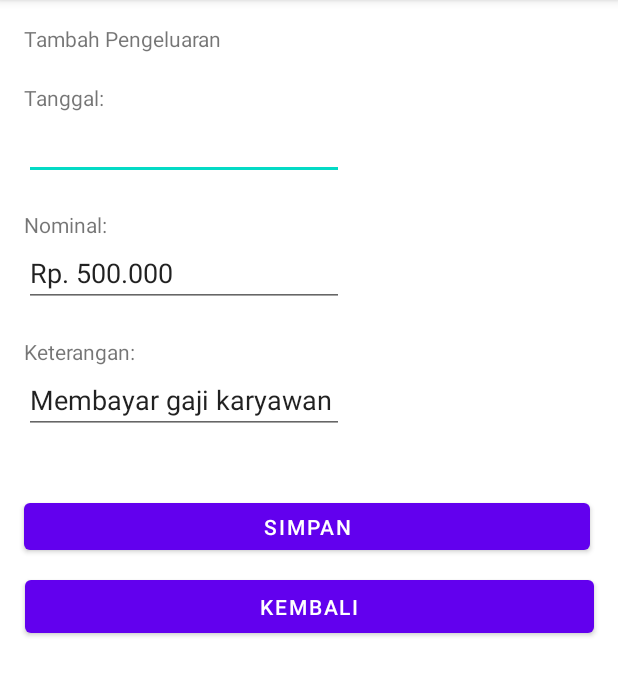
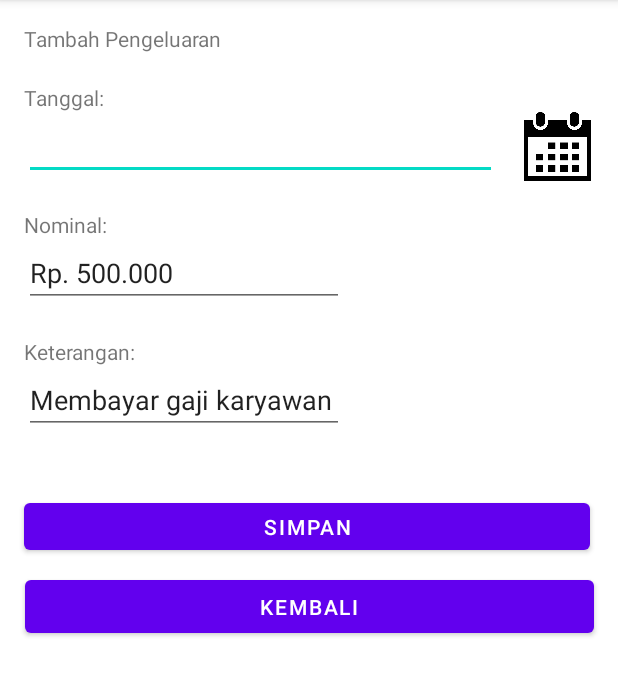
Before and after one commit to ahmadmusyadada/BukuKasNusantara, an Android app: the PengeluaranActivity screen opened directly, with no data from a screen before it, on a phone screen of 412 x 824 dp, the part 84-780 px from its top. Run offline under Robolectric (Android 15) with nearby library versions, the phone set to English and light mode, and no system bars.

Commit message:
Update some button

```diff
--- a/app/src/main/java/com/example/bukukasnusantara/PengeluaranActivity.java
+++ b/app/src/main/java/com/example/bukukasnusantara/PengeluaranActivity.java
@@ -2,13 +2,65 @@ package com.example.bukukasnusantara;
 
 import androidx.appcompat.app.AppCompatActivity;
 
+import android.app.DatePickerDialog;
 import android.os.Bundle;
+import android.view.View;
+import android.widget.Button;
+import android.widget.DatePicker;
+import android.widget.EditText;
+import android.widget.ImageView;
 
-public class PengeluaranActivity extends AppCompatActivity {
+import java.util.Calendar;
+
+public class PengeluaranActivity extends AppCompatActivity implements DatePickerDialog.OnDateSetListener {
+    EditText tanggal, nominal, keterangan;
+    ImageView tanggalButton;
+    Button simpan, kembali;
 
     @Override
     protected void onCreate(Bundle savedInstanceState) {
         super.onCreate(savedInstanceState);
         setContentView(R.layout.activity_pengeluaran);
+        tanggal = findViewById(R.id.et_date_pengeluaran);
+        nominal = findViewById(R.id.et_nominal_pengeluaran);
+        keterangan = findViewById(R.id.et_keterangan_pengeluaran);
+        tanggalButton = findViewById(R.id.iv_date_pengeluaran);
+        simpan = findViewById(R.id.btn_simpan_pengeluaran);
+        kembali = findViewById(R.id.btn_kembali_pengeluaran);
+
+        tanggalButton.setOnClickListener(new View.OnClickListener() {
+            @Override
+            public void onClick(View view) {
+                showDatePickerDialog();
+            }
+        });
+
+        tanggal.setOnClickListener(new View.OnClickListener() {
+            @Override
+            public void onClick(View view) {
+                showDatePickerDialog();
+            }
+        });
+
+        kembali.setOnClickListener(new View.OnClickListener() {
+            @Override
+            public void onClick(View view) {
+                finish();
+            }
+        });
+    }
+
+    private void showDatePickerDialog(){
+        DatePickerDialog datePickerDialog = new DatePickerDialog(this, this,
+                Calendar.getInstance().get(Calendar.YEAR),
+                Calendar.getInstance().get(Calendar.MONTH),
+                Calendar.getInstance().get(Calendar.DAY_OF_MONTH));
+        datePickerDialog.show();
+    }
+
+    @Override
+    public void onDateSet(DatePicker view, int year, int month, int dayOfMonth){
+        String date = dayOfMonth + "/" + month + "/" + year;
+        tanggal.setText(date);
     }
 }
--- a/app/src/main/res/layout/activity_pengaturan.xml
+++ b/app/src/main/res/layout/activity_pengaturan.xml
@@ -7,7 +7,7 @@
     tools:context=".PengaturanActivity">
 
     <Button
-        android:id="@+id/button6"
+        android:id="@+id/btn_simpan_pengaturan"
         android:layout_width="377dp"
         android:layout_height="43dp"
         android:layout_marginTop="36dp"
@@ -18,14 +18,14 @@
         app:layout_constraintTop_toBottomOf="@+id/editTextTextPassword3" />
 
     <Button
-        android:id="@+id/button7"
+        android:id="@+id/btn_kembali_pengaturan"
         android:layout_width="379dp"
         android:layout_height="47dp"
         android:layout_marginTop="8dp"
         android:text="Kembali"
         app:layout_constraintEnd_toEndOf="parent"
         app:layout_constraintStart_toStartOf="parent"
-        app:layout_constraintTop_toBottomOf="@+id/button6" />
+        app:layout_constraintTop_toBottomOf="@+id/btn_simpan_pengaturan" />
 
     <TextView
         android:id="@+id/textView17"
--- a/app/src/main/res/layout/activity_pengeluaran.xml
+++ b/app/src/main/res/layout/activity_pengeluaran.xml
@@ -5,6 +5,16 @@
     android:layout_width="match_parent"
     android:layout_height="match_parent"
     tools:context=".PengeluaranActivity">
+
+    <ImageView
+        android:id="@+id/iv_date_pengeluaran"
+        android:layout_width="51dp"
+        android:layout_height="46dp"
+        app:layout_constraintBottom_toBottomOf="@+id/et_date_pengeluaran"
+        app:layout_constraintEnd_toEndOf="parent"
+        app:layout_constraintStart_toEndOf="@+id/et_date_pengeluaran"
+        app:layout_constraintTop_toTopOf="@+id/et_date_pengeluaran"
+        app:srcCompat="@drawable/pikpng_com_calendar_icon_png_537316" />
 
     <TextView
         android:id="@+id/textView12"
@@ -27,9 +37,9 @@
         app:layout_constraintTop_toBottomOf="@+id/textView12" />
 
     <EditText
-        android:id="@+id/editTextDate2"
-        android:layout_width="wrap_content"
-        android:layout_height="wrap_content"
+        android:id="@+id/et_date_pengeluaran"
+        android:layout_width="315dp"
+        android:layout_height="45dp"
         android:layout_marginStart="16dp"
         android:ems="10"
         android:inputType="date"
@@ -44,10 +54,10 @@
         android:layout_marginTop="20dp"
         android:text="Nominal:"
         app:layout_constraintStart_toStartOf="parent"
-        app:layout_constraintTop_toBottomOf="@+id/editTextDate2" />
+        app:layout_constraintTop_toBottomOf="@+id/et_date_pengeluaran" />
 
     <EditText
-        android:id="@+id/editTextTextPersonName4"
+        android:id="@+id/et_nominal_pengeluaran"
         android:layout_width="wrap_content"
         android:layout_height="wrap_content"
         android:layout_marginStart="16dp"
@@ -65,10 +75,10 @@
         android:layout_marginTop="20dp"
         android:text="Keterangan:"
         app:layout_constraintStart_toStartOf="parent"
-        app:layout_constraintTop_toBottomOf="@+id/editTextTextPersonName4" />
+        app:layout_constraintTop_toBottomOf="@+id/et_nominal_pengeluaran" />
 
     <EditText
-        android:id="@+id/editTextTextPersonName5"
+        android:id="@+id/et_keterangan_pengeluaran"
         android:layout_width="wrap_content"
         android:layout_height="wrap_content"
         android:layout_marginStart="16dp"
@@ -79,7 +89,7 @@
         app:layout_constraintTop_toBottomOf="@+id/textView15" />
 
     <Button
-        android:id="@+id/button4"
+        android:id="@+id/btn_simpan_pengeluaran"
         android:layout_width="377dp"
         android:layout_height="43dp"
         android:layout_marginTop="40dp"
@@ -87,15 +97,15 @@
         app:layout_constraintEnd_toEndOf="parent"
         app:layout_constraintHorizontal_bias="0.47"
         app:layout_constraintStart_toStartOf="parent"
-        app:layout_constraintTop_toBottomOf="@+id/editTextTextPersonName5" />
+        app:layout_constraintTop_toBottomOf="@+id/et_keterangan_pengeluaran" />
 
     <Button
-        android:id="@+id/button5"
+        android:id="@+id/btn_kembali_pengeluaran"
         android:layout_width="379dp"
         android:layout_height="47dp"
         android:layout_marginTop="8dp"
         android:text="Kembali"
         app:layout_constraintEnd_toEndOf="parent"
         app:layout_constraintStart_toStartOf="parent"
-        app:layout_constraintTop_toBottomOf="@+id/button4" />
+        app:layout_constraintTop_toBottomOf="@+id/btn_simpan_pengeluaran" />
 </androidx.constraintlayout.widget.ConstraintLayout>
```
Also changed, not shown: app/src/main/java/com/example/bukukasnusantara/DatabaseHelper.java (+14 -1 lines), app/src/main/java/com/example/bukukasnusantara/DetailActivity.java (+11 -0 lines), app/src/main/java/com/example/bukukasnusantara/PemasukanActivity.java (+7 -0 lines), app/src/main/java/com/example/bukukasnusantara/PengaturanActivity.java (+13 -0 lines), app/src/main/res/layout/activity_detail.xml (+10 -0 lines).
